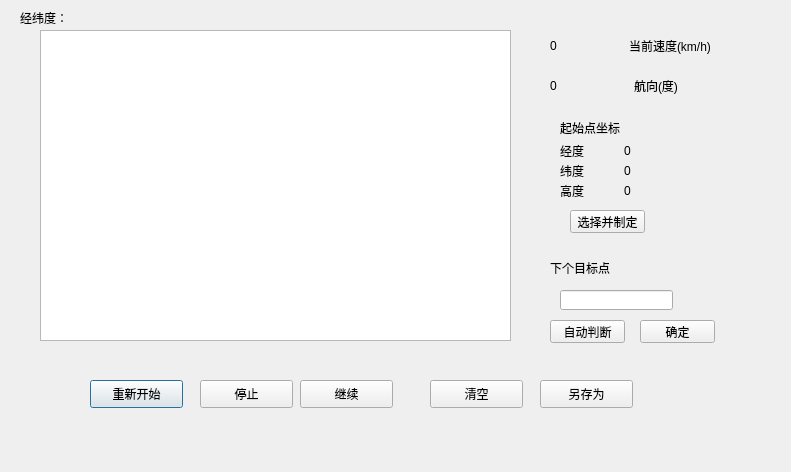
Qt form ProcessRunDialog.ui (IRLSCU/QtController) before a commit.
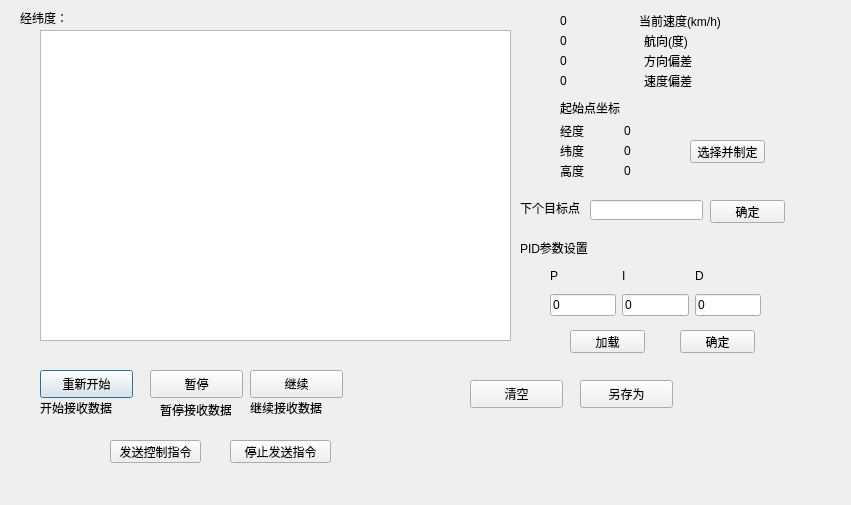
The same form after that commit.

Commit message: 基本完成转向PID控制

Diff of the .ui file:
```diff
--- a/ProcessRunDialog.ui
+++ b/ProcessRunDialog.ui
@@ -6,8 +6,8 @@
    <rect>
     <x>0</x>
     <y>0</y>
-    <width>791</width>
-    <height>472</height>
+    <width>851</width>
+    <height>505</height>
    </rect>
   </property>
   <property name="windowTitle">
@@ -39,8 +39,8 @@
   <widget class="QPushButton" name="start">
    <property name="geometry">
     <rect>
-     <x>90</x>
-     <y>380</y>
+     <x>40</x>
+     <y>370</y>
      <width>93</width>
      <height>28</height>
     </rect>
@@ -52,20 +52,20 @@
   <widget class="QPushButton" name="pause">
    <property name="geometry">
     <rect>
-     <x>200</x>
-     <y>380</y>
+     <x>150</x>
+     <y>370</y>
      <width>93</width>
      <height>28</height>
     </rect>
    </property>
    <property name="text">
-    <string>停止</string>
+    <string>暂停</string>
    </property>
   </widget>
   <widget class="QPushButton" name="clear">
    <property name="geometry">
     <rect>
-     <x>430</x>
+     <x>470</x>
      <y>380</y>
      <width>93</width>
      <height>28</height>
@@ -78,8 +78,8 @@
   <widget class="QPushButton" name="continue_2">
    <property name="geometry">
     <rect>
-     <x>300</x>
-     <y>380</y>
+     <x>250</x>
+     <y>370</y>
      <width>93</width>
      <height>28</height>
     </rect>
@@ -91,7 +91,7 @@
   <widget class="QPushButton" name="saveAs">
    <property name="geometry">
     <rect>
-     <x>540</x>
+     <x>580</x>
      <y>380</y>
      <width>93</width>
      <height>28</height>
@@ -105,7 +105,7 @@
    <property name="geometry">
     <rect>
      <x>560</x>
-     <y>120</y>
+     <y>100</y>
      <width>71</width>
      <height>16</height>
     </rect>
@@ -118,7 +118,7 @@
    <property name="geometry">
     <rect>
      <x>560</x>
-     <y>140</y>
+     <y>120</y>
      <width>121</width>
      <height>21</height>
     </rect>
@@ -144,7 +144,7 @@
    <property name="geometry">
     <rect>
      <x>560</x>
-     <y>160</y>
+     <y>140</y>
      <width>121</width>
      <height>21</height>
     </rect>
@@ -170,7 +170,7 @@
    <property name="geometry">
     <rect>
      <x>560</x>
-     <y>180</y>
+     <y>160</y>
      <width>121</width>
      <height>21</height>
     </rect>
@@ -195,10 +195,10 @@
   <widget class="QWidget" name="horizontalLayoutWidget_4">
    <property name="geometry">
     <rect>
-     <x>550</x>
-     <y>30</y>
+     <x>560</x>
+     <y>10</y>
      <width>161</width>
-     <height>31</height>
+     <height>21</height>
     </rect>
    </property>
    <layout class="QHBoxLayout" name="horizontalLayout_7">
@@ -221,10 +221,10 @@
   <widget class="QWidget" name="horizontalLayoutWidget_5">
    <property name="geometry">
     <rect>
-     <x>550</x>
-     <y>70</y>
+     <x>560</x>
+     <y>30</y>
      <width>161</width>
-     <height>31</height>
+     <height>21</height>
     </rect>
    </property>
    <layout class="QHBoxLayout" name="horizontalLayout_8">
@@ -247,8 +247,8 @@
   <widget class="QPushButton" name="startPointChoiceBT">
    <property name="geometry">
     <rect>
-     <x>570</x>
-     <y>210</y>
+     <x>690</x>
+     <y>140</y>
      <width>75</width>
      <height>23</height>
     </rect>
@@ -260,8 +260,8 @@
   <widget class="QPushButton" name="confirmNextPointBT">
    <property name="geometry">
     <rect>
-     <x>640</x>
-     <y>320</y>
+     <x>710</x>
+     <y>200</y>
      <width>75</width>
      <height>23</height>
     </rect>
@@ -270,24 +270,11 @@
     <string>确定</string>
    </property>
   </widget>
-  <widget class="QPushButton" name="autoSetNextPointBT">
-   <property name="geometry">
-    <rect>
-     <x>550</x>
-     <y>320</y>
-     <width>75</width>
-     <height>23</height>
-    </rect>
-   </property>
-   <property name="text">
-    <string>自动判断</string>
-   </property>
-  </widget>
   <widget class="QLabel" name="label_15">
    <property name="geometry">
     <rect>
-     <x>550</x>
-     <y>260</y>
+     <x>520</x>
+     <y>200</y>
      <width>71</width>
      <height>16</height>
     </rect>
@@ -299,13 +286,261 @@
   <widget class="QLineEdit" name="lineEdit">
    <property name="geometry">
     <rect>
-     <x>560</x>
-     <y>290</y>
+     <x>590</x>
+     <y>200</y>
      <width>113</width>
      <height>20</height>
     </rect>
    </property>
   </widget>
+  <widget class="QWidget" name="horizontalLayoutWidget_6">
+   <property name="geometry">
+    <rect>
+     <x>550</x>
+     <y>260</y>
+     <width>211</width>
+     <height>31</height>
+    </rect>
+   </property>
+   <layout class="QHBoxLayout" name="horizontalLayout_4">
+    <item>
+     <widget class="QLabel" name="label_9">
+      <property name="text">
+       <string>P</string>
+      </property>
+     </widget>
+    </item>
+    <item>
+     <widget class="QLabel" name="label_10">
+      <property name="text">
+       <string>I</string>
+      </property>
+     </widget>
+    </item>
+    <item>
+     <widget class="QLabel" name="label_11">
+      <property name="text">
+       <string>D</string>
+      </property>
+     </widget>
+    </item>
+   </layout>
+  </widget>
+  <widget class="QPushButton" name="ConfirmPID">
+   <property name="geometry">
+    <rect>
+     <x>680</x>
+     <y>330</y>
+     <width>75</width>
+     <height>23</height>
+    </rect>
+   </property>
+   <property name="text">
+    <string>确定</string>
+   </property>
+  </widget>
+  <widget class="QLabel" name="label_8">
+   <property name="geometry">
+    <rect>
+     <x>520</x>
+     <y>240</y>
+     <width>71</width>
+     <height>16</height>
+    </rect>
+   </property>
+   <property name="text">
+    <string>PID参数设置</string>
+   </property>
+  </widget>
+  <widget class="QWidget" name="horizontalLayoutWidget_7">
+   <property name="geometry">
+    <rect>
+     <x>550</x>
+     <y>290</y>
+     <width>211</width>
+     <height>31</height>
+    </rect>
+   </property>
+   <layout class="QHBoxLayout" name="horizontalLayout_5">
+    <item>
+     <widget class="QLineEdit" name="PLineEdit">
+      <property name="text">
+       <string>0</string>
+      </property>
+     </widget>
+    </item>
+    <item>
+     <widget class="QLineEdit" name="ILineEdit">
+      <property name="text">
+       <string>0</string>
+      </property>
+     </widget>
+    </item>
+    <item>
+     <widget class="QLineEdit" name="DLineEdit">
+      <property name="text">
+       <string>0</string>
+      </property>
+     </widget>
+    </item>
+   </layout>
+  </widget>
+  <widget class="QWidget" name="horizontalLayoutWidget_8">
+   <property name="geometry">
+    <rect>
+     <x>560</x>
+     <y>50</y>
+     <width>161</width>
+     <height>21</height>
+    </rect>
+   </property>
+   <layout class="QHBoxLayout" name="horizontalLayout_6">
+    <item>
+     <widget class="QLabel" name="rangeCTE">
+      <property name="text">
+       <string>0</string>
+      </property>
+     </widget>
+    </item>
+    <item>
+     <widget class="QLabel" name="label_12">
+      <property name="text">
+       <string>方向偏差</string>
+      </property>
+     </widget>
+    </item>
+   </layout>
+  </widget>
+  <widget class="QWidget" name="horizontalLayoutWidget_9">
+   <property name="geometry">
+    <rect>
+     <x>560</x>
+     <y>70</y>
+     <width>161</width>
+     <height>21</height>
+    </rect>
+   </property>
+   <layout class="QHBoxLayout" name="horizontalLayout_9">
+    <item>
+     <widget class="QLabel" name="speedCTE">
+      <property name="text">
+       <string>0</string>
+      </property>
+     </widget>
+    </item>
+    <item>
+     <widget class="QLabel" name="label_14">
+      <property name="text">
+       <string>速度偏差</string>
+      </property>
+     </widget>
+    </item>
+   </layout>
+  </widget>
+  <widget class="QPushButton" name="loadPID">
+   <property name="geometry">
+    <rect>
+     <x>570</x>
+     <y>330</y>
+     <width>75</width>
+     <height>23</height>
+    </rect>
+   </property>
+   <property name="text">
+    <string>加载</string>
+   </property>
+  </widget>
+  <widget class="QLabel" name="label_13">
+   <property name="geometry">
+    <rect>
+     <x>40</x>
+     <y>400</y>
+     <width>91</width>
+     <height>16</height>
+    </rect>
+   </property>
+   <property name="text">
+    <string>开始接收数据</string>
+   </property>
+  </widget>
+  <widget class="QLabel" name="label_16">
+   <property name="geometry">
+    <rect>
+     <x>160</x>
+     <y>400</y>
+     <width>71</width>
+     <height>20</height>
+    </rect>
+   </property>
+   <property name="text">
+    <string>暂停接收数据</string>
+   </property>
+  </widget>
+  <widget class="QLabel" name="label_17">
+   <property name="geometry">
+    <rect>
+     <x>250</x>
+     <y>400</y>
+     <width>81</width>
+     <height>16</height>
+    </rect>
+   </property>
+   <property name="text">
+    <string>继续接收数据</string>
+   </property>
+  </widget>
+  <widget class="QPushButton" name="startSendingCO">
+   <property name="geometry">
+    <rect>
+     <x>110</x>
+     <y>440</y>
+     <width>91</width>
+     <height>23</height>
+    </rect>
+   </property>
+   <property name="text">
+    <string>发送控制指令</string>
+   </property>
+  </widget>
+  <widget class="QPushButton" name="stopSendingCO">
+   <property name="geometry">
+    <rect>
+     <x>230</x>
+     <y>440</y>
+     <width>101</width>
+     <height>23</height>
+    </rect>
+   </property>
+   <property name="text">
+    <string>停止发送指令</string>
+   </property>
+  </widget>
+  <widget class="QLabel" name="receiveStatus">
+   <property name="geometry">
+    <rect>
+     <x>370</x>
+     <y>372</y>
+     <width>81</width>
+     <height>20</height>
+    </rect>
+   </property>
+   <property name="text">
+    <string/>
+   </property>
+  </widget>
+  <widget class="QLabel" name="sendCOStatus">
+   <property name="geometry">
+    <rect>
+     <x>370</x>
+     <y>440</y>
+     <width>101</width>
+     <height>16</height>
+    </rect>
+   </property>
+   <property name="text">
+    <string/>
+   </property>
+  </widget>
  </widget>
  <resources/>
  <connections>
```
The commit also changes 32 other files.
